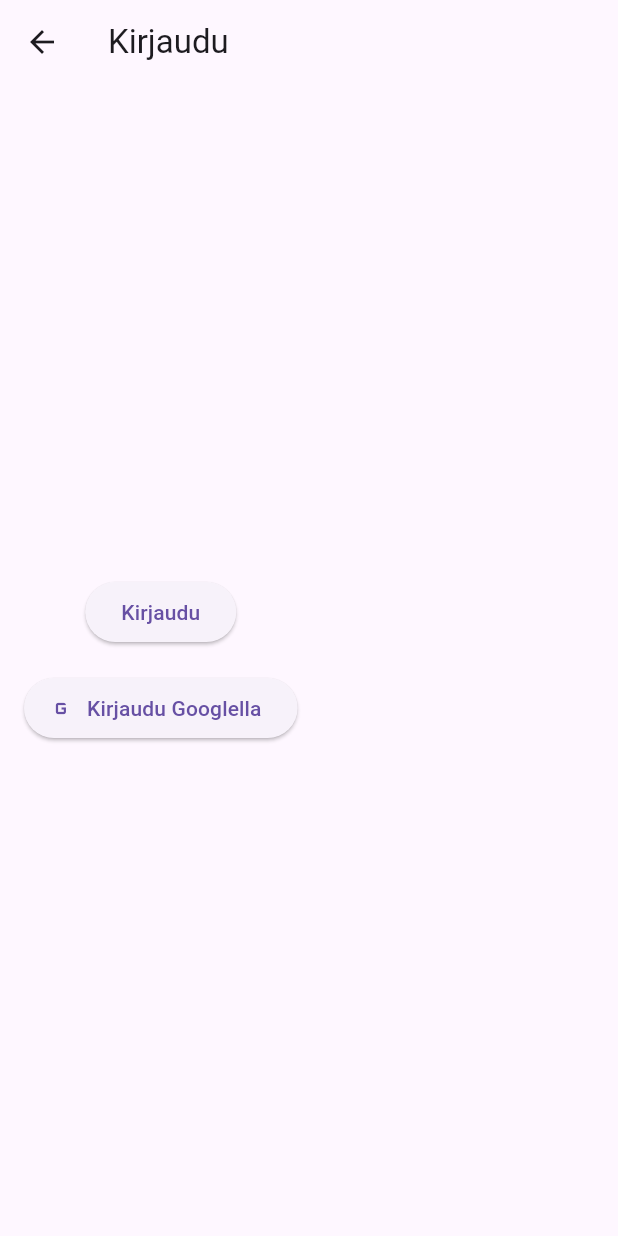
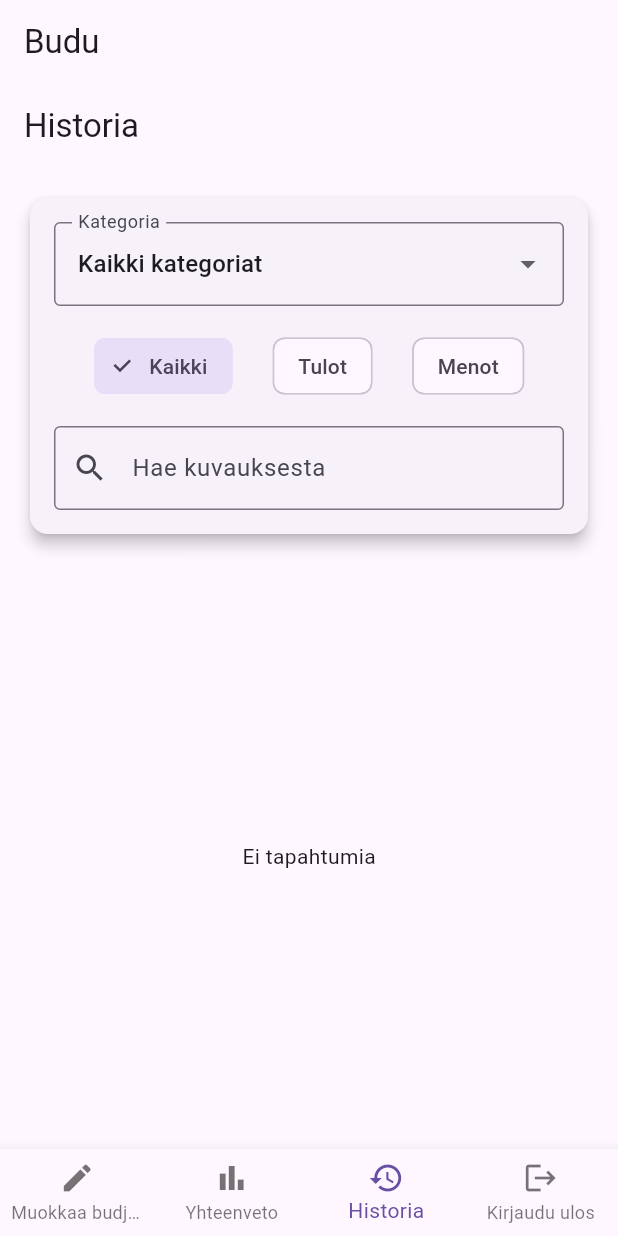
Before and after one commit to eelitt/budu, a Flutter app: the MainScreen screen opened by its route, item 3 of the bottom bar chosen, on a phone screen of 412 x 824 dp. Run offline on Flutter 3.47's test engine with Material 3 defaults, Android fonts, the phone set to English and light mode, and no system bars; our stand-ins replace cloud_firestore, firebase_auth, firebase_core, firebase_crashlytics, fl_chart, flutter_chat_types and 2 more; accounts and stored records are empty.

Commit message:
Muokattu tapahtumien lisäystä ja tulojen näyttämistä eri sivuilla.

```diff
--- a/lib/add_event_dialog.dart
+++ b/lib/add_event_dialog.dart
@@ -53,6 +53,7 @@ class _AddEventDialogState extends State<AddEventDialog> {
 
  void _saveEvent(BuildContext context) {
   final expenseProvider = Provider.of<ExpenseProvider>(context, listen: false);
+  final budgetProvider = Provider.of<BudgetProvider>(context, listen: false);
   final authProvider = Provider.of<AuthProvider>(context, listen: false);
 
   final amount = double.tryParse(_amountController.text);
@@ -63,7 +64,6 @@ class _AddEventDialogState extends State<AddEventDialog> {
     return;
   }
 
-    // Kategoriavalinta vaaditaan vain menoille
   if (_isExpense && _selectedCategory == null) {
     setState(() {
       _errorMessage = 'Valitse kategoria';
@@ -74,7 +74,7 @@ class _AddEventDialogState extends State<AddEventDialog> {
   if (authProvider.user != null) {
     final event = ExpenseEvent(
       id: const Uuid().v4(),
-        category: _isExpense ? _selectedCategory! : 'Tulo', // Tulolle asetetaan kategoria "Tulo"
+      category: _isExpense ? _selectedCategory! : 'Tulo',
       amount: amount,
       createdAt: _selectedDate,
       type: _isExpense ? EventType.expense : EventType.income,
@@ -82,7 +82,7 @@ class _AddEventDialogState extends State<AddEventDialog> {
       month: _selectedDate.month,
       description: _descriptionController.text.isNotEmpty ? _descriptionController.text : null,
     );
-      expenseProvider.addExpense(authProvider.user!.uid, event);
+    expenseProvider.addExpense(authProvider.user!.uid, event, budgetProvider);
     Navigator.pop(context);
   }
 }
--- a/lib/features/budget/screens/summary/summary_section.dart
+++ b/lib/features/budget/screens/summary/summary_section.dart
@@ -13,7 +13,7 @@ class SummarySection extends StatelessWidget {
     final expenseProvider = Provider.of<ExpenseProvider>(context);
 
     final totalBudget = budgetProvider.budget!.expenses.values.fold(0.0, (sum, value) => sum + value);
-    final totalIncome = budgetProvider.budget!.income + expenseProvider.totalIncome;
+    final totalIncome = budgetProvider.budget!.income;
     final balance = totalIncome - totalBudget;
 
     return Container(
--- /dev/null
+++ b/lib/features/history/event_filter_section.dart
@@ -0,0 +1,125 @@
+import 'package:flutter/material.dart';
+import 'package:provider/provider.dart';
+import 'package:budu/features/budget/providers/budget_provider.dart';
+
+class EventFilterSection extends StatefulWidget {
+  final Function(String?) onCategoryChanged;
+  final Function(String?) onTypeChanged;
+  final Function(String) onSearchQueryChanged;
+
+  const EventFilterSection({
+    super.key,
+    required this.onCategoryChanged,
+    required this.onTypeChanged,
+    required this.onSearchQueryChanged,
+  });
+
+  @override
+  State<EventFilterSection> createState() => _EventFilterSectionState();
+}
+
+class _EventFilterSectionState extends State<EventFilterSection> {
+  String? _selectedCategory = 'Kaikki kategoriat';
+  String? _selectedType = 'Kaikki';
+  final TextEditingController _searchController = TextEditingController();
+
+  @override
+  void dispose() {
+    _searchController.dispose();
+    super.dispose();
+  }
+
+  @override
+  Widget build(BuildContext context) {
+    final budgetProvider = Provider.of<BudgetProvider>(context);
+    final categories = ['Kaikki kategoriat', 'Tulo', ...(budgetProvider.budget?.expenses.keys.toList() ?? [])];
+
+    return Container(
+      padding: const EdgeInsets.all(16),
+      child: Card(
+        elevation: 4,
+        shape: RoundedRectangleBorder(borderRadius: BorderRadius.circular(12)),
+        child: Padding(
+          padding: const EdgeInsets.all(16),
+          child: Column(
+            crossAxisAlignment: CrossAxisAlignment.start,
+            children: [
+              // Kategoria-suodatin
+              DropdownButtonFormField<String>(
+                value: _selectedCategory,
+                isExpanded: true,
+                decoration: const InputDecoration(
+                  labelText: 'Kategoria',
+                  border: OutlineInputBorder(),
+                ),
+                items: categories.map((category) {
+                  return DropdownMenuItem<String>(
+                    value: category,
+                    child: Text(category),
+                  );
+                }).toList(),
+                onChanged: (value) {
+                  setState(() {
+                    _selectedCategory = value;
+                    widget.onCategoryChanged(value);
+                  });
+                },
+              ),
+              const SizedBox(height: 16),
+              // Tyyppi-suodatin
+              Row(
+                mainAxisAlignment: MainAxisAlignment.spaceEvenly,
+                children: [
+                  ChoiceChip(
+                    label: const Text('Kaikki'),
+                    selected: _selectedType == 'Kaikki',
+                    onSelected: (selected) {
+                      setState(() {
+                        _selectedType = 'Kaikki';
+                        widget.onTypeChanged('Kaikki');
+                      });
+                    },
+                  ),
+                  ChoiceChip(
+                    label: const Text('Tulot'),
+                    selected: _selectedType == 'Tulot',
+                    onSelected: (selected) {
+                      setState(() {
+                        _selectedType = 'Tulot';
+                        widget.onTypeChanged('Tulot');
+                      });
+                    },
+                  ),
+                  ChoiceChip(
+                    label: const Text('Menot'),
+                    selected: _selectedType == 'Menot',
+                    onSelected: (selected) {
+                      setState(() {
+                        _selectedType = 'Menot';
+                        widget.onTypeChanged('Menot');
+                      });
+                    },
+                    selectedColor: Colors.red,
+                  ),
+                ],
+              ),
+              const SizedBox(height: 16),
+              // Hakukenttä
+              TextField(
+                controller: _searchController,
+                decoration: const InputDecoration(
+                  labelText: 'Hae kuvauksesta',
+                  border: OutlineInputBorder(),
+                  prefixIcon: Icon(Icons.search),
+                ),
+                onChanged: (value) {
+                  widget.onSearchQueryChanged(value);
+                },
+              ),
+            ],
+          ),
+        ),
+      ),
+    );
+  }
+}
--- /dev/null
+++ b/lib/features/history/history_screen.dart
@@ -0,0 +1,72 @@
+import 'package:budu/features/budget/models/expense_event.dart';
+import 'package:budu/features/history/event_filter_section.dart';
+import 'package:budu/features/history/event_list_item.dart';
+import 'package:flutter/material.dart';
+import 'package:provider/provider.dart';
+import 'package:budu/features/budget/providers/expense_provider.dart';
+
+class HistoryScreen extends StatefulWidget {
+  const HistoryScreen({super.key});
+
+  @override
+  State<HistoryScreen> createState() => _HistoryScreenState();
+}
+
+class _HistoryScreenState extends State<HistoryScreen> {
+  String? _selectedCategory;
+  String? _selectedType;
+  String _searchQuery = '';
+
+  @override
+  Widget build(BuildContext context) {
+    final expenseProvider = Provider.of<ExpenseProvider>(context);
+    final events = expenseProvider.expenses;
+
+    // Suodatetaan tapahtumat
+    final filteredEvents = events.where((event) {
+      final matchesCategory = _selectedCategory == null || _selectedCategory == 'Kaikki kategoriat' || event.category == _selectedCategory;
+      final matchesType = _selectedType == null || _selectedType == 'Kaikki' || (_selectedType == 'Tulot' && event.type == EventType.income) || (_selectedType == 'Menot' && event.type == EventType.expense);
+      final matchesQuery = _searchQuery.isEmpty || (event.description?.toLowerCase().contains(_searchQuery.toLowerCase()) ?? false);
+      return matchesCategory && matchesType && matchesQuery;
+    }).toList();
+
+    return Scaffold(
+      appBar: AppBar(
+        title: const Text('Historia'),
+        automaticallyImplyLeading: false,
+      ),
+      body: Column(
+        children: [
+          EventFilterSection(
+            onCategoryChanged: (category) {
+              setState(() {
+                _selectedCategory = category;
+              });
+            },
+            onTypeChanged: (type) {
+              setState(() {
+                _selectedType = type;
+              });
+            },
+            onSearchQueryChanged: (query) {
+              setState(() {
+                _searchQuery = query;
+              });
+            },
+          ),
+          Expanded(
+            child: filteredEvents.isEmpty
+                ? const Center(child: Text('Ei tapahtumia'))
+                : ListView.builder(
+                    padding: const EdgeInsets.all(16),
+                    itemCount: filteredEvents.length,
+                    itemBuilder: (context, index) {
+                      return EventListItem(event: filteredEvents[index]);
+                    },
+                  ),
+          ),
+        ],
+      ),
+    );
+  }
+}
--- a/lib/mainScreen.dart
+++ b/lib/mainScreen.dart
@@ -1,8 +1,10 @@
 import 'package:budu/add_event_dialog.dart';
 import 'package:budu/core/app_router.dart';
 import 'package:budu/features/auth/providers/auth_provider.dart';
+import 'package:budu/features/budget/providers/budget_provider.dart';
 import 'package:budu/features/budget/screens/budget/budget_screen.dart';
 import 'package:budu/features/budget/screens/summary/summary_screen.dart';
+import 'package:budu/features/history/history_screen.dart';
 import 'package:flutter/material.dart';
 import 'package:provider/provider.dart';
 
@@ -17,20 +19,35 @@ class MainScreen extends StatefulWidget {
 
 class _MainScreenState extends State<MainScreen> {
   late int _selectedIndex;
+  late Future<void> _loadBudgetFuture;
 
   @override
   void initState() {
     super.initState();
     _selectedIndex = widget.initialIndex;
+    _loadBudget();
+  }
+
+  Future<void> _loadBudget() async {
+    final authProvider = Provider.of<AuthProvider>(context, listen: false);
+    final budgetProvider = Provider.of<BudgetProvider>(context, listen: false);
+    if (authProvider.user != null) {
+      final now = DateTime.now();
+      _loadBudgetFuture = budgetProvider.loadBudget(authProvider.user!.uid, now.year, now.month);
+      await _loadBudgetFuture;
+    } else {
+      _loadBudgetFuture = Future.error('Käyttäjä ei ole kirjautunut');
+    }
   }
 
   final List<Widget> _screens = [
     const BudgetScreen(),  // Indeksi 0: Muokkaa budjettia
     const SummaryScreen(), // Indeksi 1: Yhteenveto
+    const HistoryScreen(), // Indeksi 2: Historia
   ];
 
   void _onItemTapped(int index) async {
-    if (index == 2) { // Uloskirjautuminen (indeksi 2)
+    if (index == 3) { // Uloskirjautuminen (indeksi 3)
       final authProvider = Provider.of<AuthProvider>(context, listen: false);
       await authProvider.signOut();
       if (context.mounted) {
@@ -45,11 +62,14 @@ class _MainScreenState extends State<MainScreen> {
 
   @override
   Widget build(BuildContext context) {
+    return Consumer<BudgetProvider>(
+      builder: (context, budgetProvider, child) {
         return Scaffold(
           appBar: AppBar(
             automaticallyImplyLeading: false,
             title: const Text('Budu'),
             actions: [
+              if (budgetProvider.budget != null) // Näytetään painike vain, jos budjetti on ladattu
                 Padding(
                   padding: const EdgeInsets.symmetric(horizontal: 8.0),
                   child: ElevatedButton.icon(
@@ -74,8 +94,9 @@ class _MainScreenState extends State<MainScreen> {
                 ),
             ],
           ),
-      body: _selectedIndex < 2 ? _screens[_selectedIndex] : const SizedBox.shrink(), // Estetään näyttämästä tyhjää sivua uloskirjautumiselle
+          body: _selectedIndex < _screens.length ? _screens[_selectedIndex] : const SizedBox.shrink(),
           bottomNavigationBar: BottomNavigationBar(
+            type: BottomNavigationBarType.fixed,
             items: const [
               BottomNavigationBarItem(
                 icon: Icon(Icons.edit),
@@ -86,13 +107,19 @@ class _MainScreenState extends State<MainScreen> {
                 label: 'Yhteenveto',
               ),
               BottomNavigationBarItem(
+                icon: Icon(Icons.history),
+                label: 'Historia',
+              ),
+              BottomNavigationBarItem(
                 icon: Icon(Icons.logout),
-            label: 'Kirjaudu ulos', // Uusi välilehti uloskirjautumiselle
+                label: 'Kirjaudu ulos',
               ),
             ],
-        currentIndex: _selectedIndex < 2 ? _selectedIndex : 0, // Varmistetaan, että indeksi on validi
+            currentIndex: _selectedIndex < _screens.length ? _selectedIndex : 0,
             onTap: _onItemTapped,
           ),
         );
+      },
+    );
   }
 }
```
Also changed, not shown: lib/features/budget/providers/budget_provider.dart (+18 -3 lines), lib/features/budget/providers/expense_provider.dart (+16 -4 lines), lib/features/budget/screens/budget/budget_screen.dart (+6 -1 lines), lib/features/budget/screens/budget/income_section.dart (+14 -6 lines), lib/features/history/event_list_item.dart (added, +58 -0 lines), 1 other file. Lines whose indentation alone changed are shown as unchanged.
